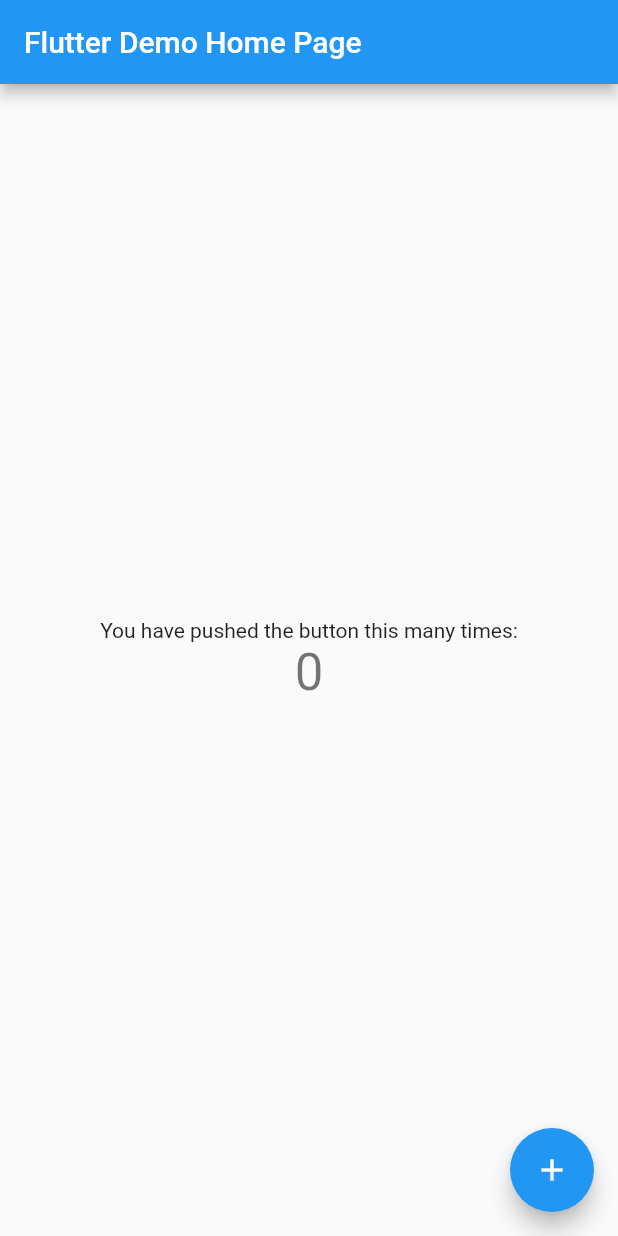
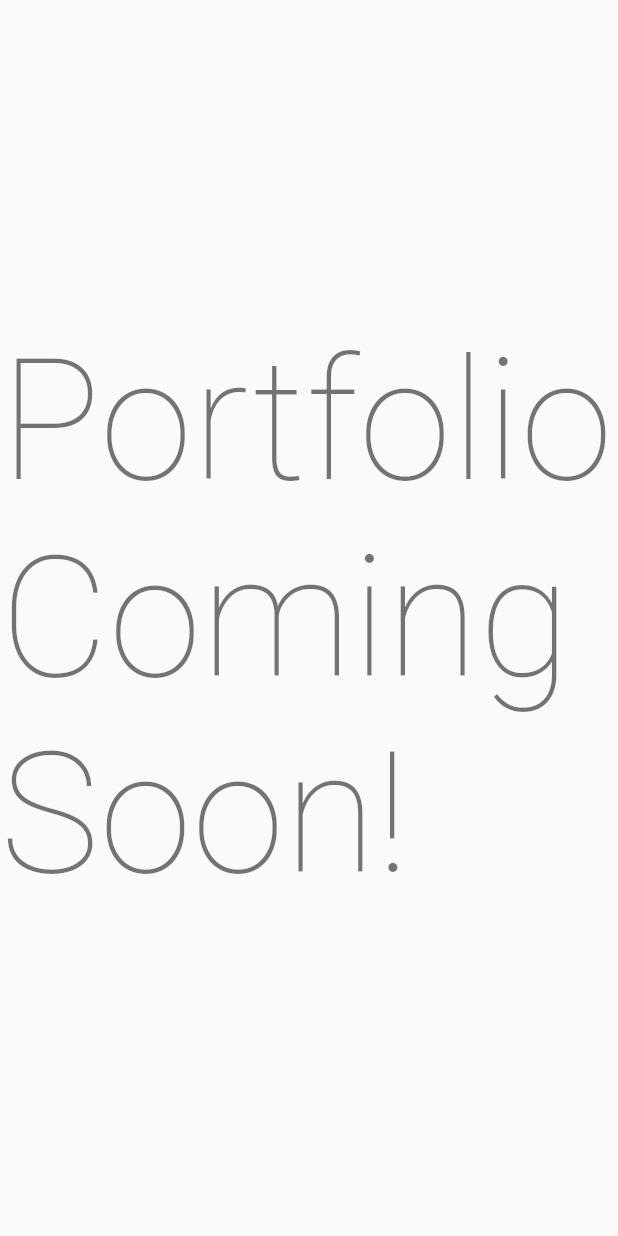
Before and after one commit to lucas-shugg/equity-gals-portfolio, a Flutter app: the screen it shows after launch, on a phone screen of 412 x 824 dp. Run offline on Flutter 3.47's test engine with Material 2 defaults, Android fonts, the phone set to English and light mode, and no system bars.

Commit message:
Changed to coming soon screen

```diff
--- a/lib/main.dart
+++ b/lib/main.dart
@@ -24,92 +24,16 @@
         // is not restarted.
         primarySwatch: Colors.blue,
       ),
-      home: const MyHomePage(title: 'Flutter Demo Home Page'),
+      home: const MyHomePage(),
     );
   }
 }
 
-class MyHomePage extends StatefulWidget {
-  const MyHomePage({Key? key, required this.title}) : super(key: key);
-
-  // This widget is the home page of your application. It is stateful, meaning
-  // that it has a State object (defined below) that contains fields that affect
-  // how it looks.
-
-  // This class is the configuration for the state. It holds the values (in this
-  // case the title) provided by the parent (in this case the App widget) and
-  // used by the build method of the State. Fields in a Widget subclass are
-  // always marked "final".
-
-  final String title;
-
-  @override
-  State<MyHomePage> createState() => _MyHomePageState();
-}
-
-class _MyHomePageState extends State<MyHomePage> {
-  int _counter = 0;
-
-  void _incrementCounter() {
-    setState(() {
-      // This call to setState tells the Flutter framework that something has
-      // changed in this State, which causes it to rerun the build method below
-      // so that the display can reflect the updated values. If we changed
-      // _counter without calling setState(), then the build method would not be
-      // called again, and so nothing would appear to happen.
-      _counter++;
-    });
-  }
+class MyHomePage extends StatelessWidget {
+  const MyHomePage({Key? key}) : super(key: key);
 
   @override
   Widget build(BuildContext context) {
-    // This method is rerun every time setState is called, for instance as done
-    // by the _incrementCounter method above.
-    //
-    // The Flutter framework has been optimized to make rerunning build methods
-    // fast, so that you can just rebuild anything that needs updating rather
-    // than having to individually change instances of widgets.
-    return Scaffold(
-      appBar: AppBar(
-        // Here we take the value from the MyHomePage object that was created by
-        // the App.build method, and use it to set our appbar title.
-        title: Text(widget.title),
-      ),
-      body: Center(
-        // Center is a layout widget. It takes a single child and positions it
-        // in the middle of the parent.
-        child: Column(
-          // Column is also a layout widget. It takes a list of children and
-          // arranges them vertically. By default, it sizes itself to fit its
-          // children horizontally, and tries to be as tall as its parent.
-          //
-          // Invoke "debug painting" (press "p" in the console, choose the
-          // "Toggle Debug Paint" action from the Flutter Inspector in Android
-          // Studio, or the "Toggle Debug Paint" command in Visual Studio Code)
-          // to see the wireframe for each widget.
-          //
-          // Column has various properties to control how it sizes itself and
-          // how it positions its children. Here we use mainAxisAlignment to
-          // center the children vertically; the main axis here is the vertical
-          // axis because Columns are vertical (the cross axis would be
-          // horizontal).
-          mainAxisAlignment: MainAxisAlignment.center,
-          children: <Widget>[
-            const Text(
-              'You have pushed the button this many times:',
-            ),
-            Text(
-              '$_counter',
-              style: Theme.of(context).textTheme.headline4,
-            ),
-          ],
-        ),
-      ),
-      floatingActionButton: FloatingActionButton(
-        onPressed: _incrementCounter,
-        tooltip: 'Increment',
-        child: const Icon(Icons.add),
-      ), // This trailing comma makes auto-formatting nicer for build methods.
-    );
+    return Scaffold(body: Center(child: Text("Portfolio Coming Soon!", style: Theme.of(context).textTheme.headline1,)));
   }
 }
```
